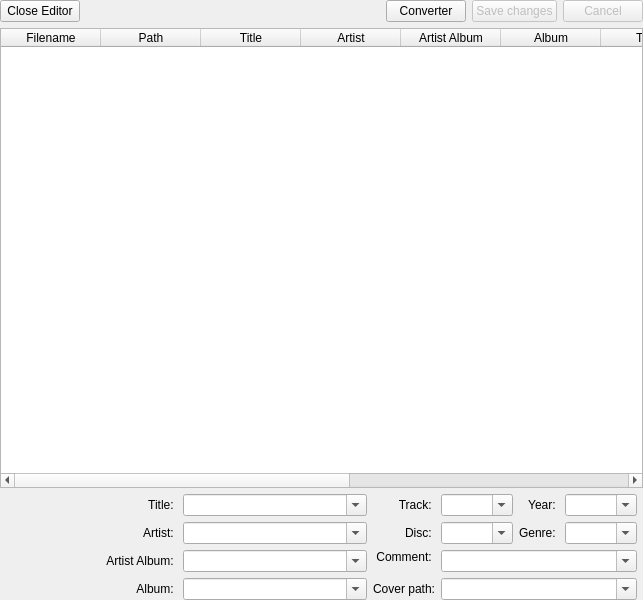
This is code/MiamPlayer/tageditor.ui in MBach/Miam-Player as Qt 5 draws it before an edit. The edited form follows.
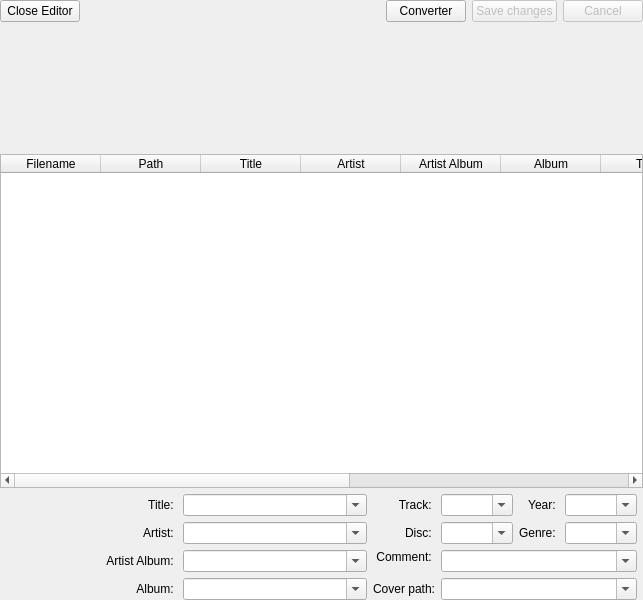
This is the edited form. Icons and pictures are not drawn. Custom widgets are drawn as their Qt base class.

```diff
--- a/code/MiamPlayer/tageditor.ui
+++ b/code/MiamPlayer/tageditor.ui
@@ -13,7 +13,7 @@
   <property name="windowTitle">
    <string notr="true"/>
   </property>
-  <layout class="QVBoxLayout" name="verticalLayout">
+  <layout class="QVBoxLayout" name="verticalLayout" stretch="0,0,3,0">
    <property name="leftMargin">
     <number>0</number>
    </property>
@@ -115,6 +115,28 @@
      </item>
     </layout>
    </item>
+   <item>
+    <widget class="QStackedWidget" name="extensibleWidgetArea">
+     <property name="sizePolicy">
+      <sizepolicy hsizetype="Preferred" vsizetype="Minimum">
+       <horstretch>0</horstretch>
+       <verstretch>0</verstretch>
+      </sizepolicy>
+     </property>
+     <property name="minimumSize">
+      <size>
+       <width>0</width>
+       <height>120</height>
+      </size>
+     </property>
+     <property name="maximumSize">
+      <size>
+       <width>16777215</width>
+       <height>120</height>
+      </size>
+     </property>
+    </widget>
+   </item>
    <item>
     <widget class="TagEditorTableWidget" name="tagEditorWidget">
      <property name="alternatingRowColors">
```
Left out of the diff: 31 changed lines with no effect on the pictures.
